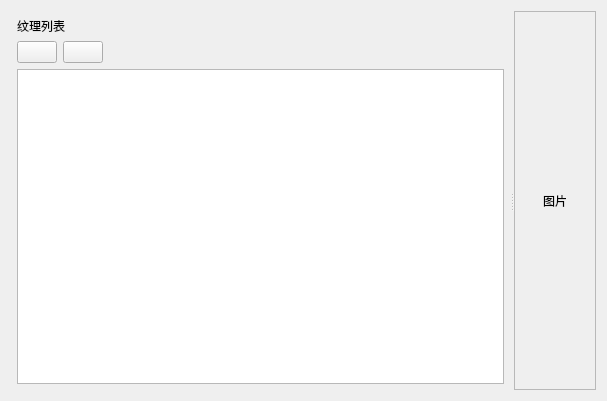
Above: app/win/texture/TextureBase.ui from Arkueid/unlimited-sign-works before the change. Below: the same form after it.
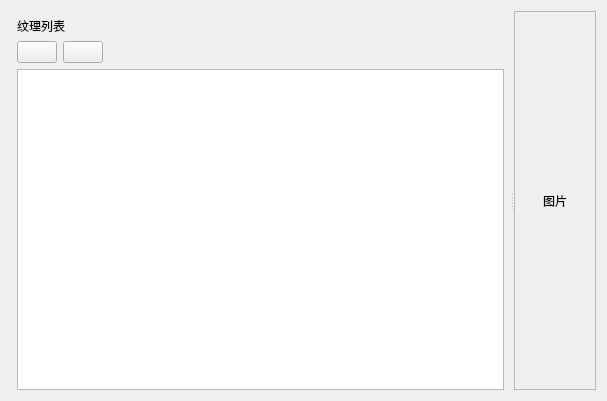
That is the form after the change. Icons and pictures are not drawn.

Diff of the .ui file:
```diff
--- a/app/win/texture/TextureBase.ui
+++ b/app/win/texture/TextureBase.ui
@@ -31,7 +31,7 @@
         <number>6</number>
        </property>
        <property name="bottomMargin">
-        <number>6</number>
+        <number>0</number>
        </property>
        <item>
         <widget class="QLabel" name="label">
```
